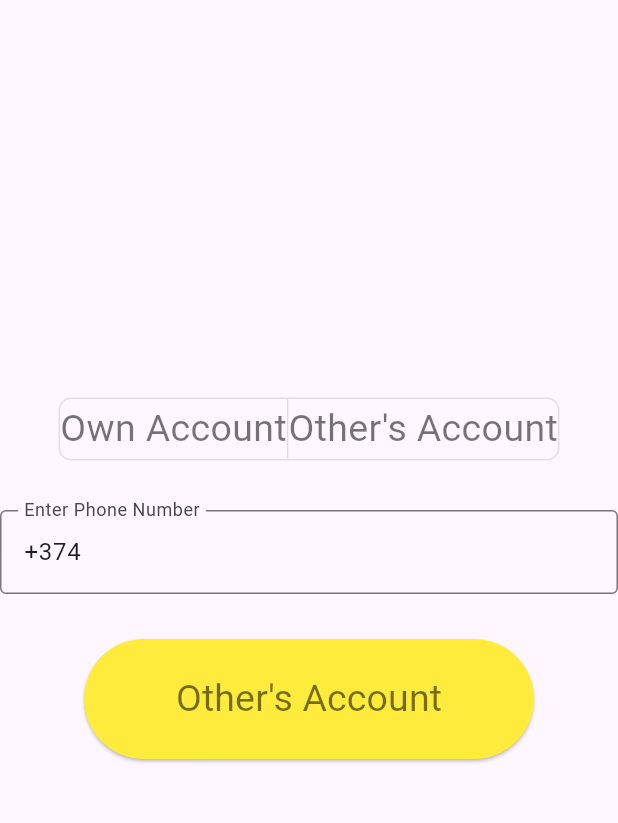
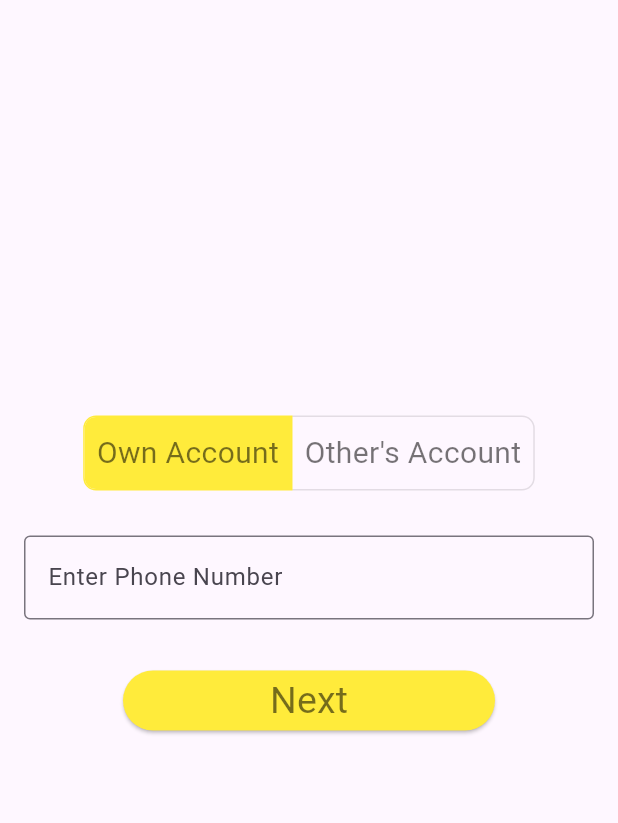
Before and after one commit to 47Goutham/driver_app, a Flutter app: the screen it shows after launch, on a phone screen of 412 x 824 dp, the part 84-907 px from its top. Run offline on Flutter 3.47's test engine with Material 3 defaults, Android fonts, the phone set to English and light mode, and no system bars; our stand-ins replace firebase_auth, firebase_core, flutter_spinkit, pin_code_fields; accounts and stored records are empty.

Commit message:
some updates

```diff
--- a/lib/main.dart
+++ b/lib/main.dart
@@ -3,7 +3,8 @@ import 'package:flutter/material.dart';
 import 'UI/screens/splash_page.dart';
 
 Future<void> main() async {
-  runApp(const MaterialApp(
+  runApp( MaterialApp(
       debugShowCheckedModeBanner: false,
-      home: Material(child: SplashScreen())));
+      //theme: ThemeData(useMaterial3: true),
+      home: const SplashScreen()));
 }
--- a/lib/services/functions.dart
+++ b/lib/services/helper_functions.dart
@@ -2,7 +2,7 @@ import 'package:driver_app/models/user.dart';
 import 'package:driver_app/models/vehicle.dart';
 import 'package:driver_app/services/yandex_api.dart';
 
-class Functions {
+class HelperFunctions {
   final api = YandexApi();
    Future<dynamic> checkPhoneNumberExists (String phone) async {
 
@@ -25,4 +25,11 @@ class Functions {
     return 'Phone number not registered';
   }
 
+ static bool isValidArmenianPhoneNumber(String phoneNumber) {
+    // Regular expression for Armenian phone numbers
+    RegExp armenianPhoneNumberRegExp = RegExp(r'^\+374\d{8}$');
+
+    return armenianPhoneNumberRegExp.hasMatch(phoneNumber);
+  }
+
 }
--- a/lib/ui/screens/home/rr_account_selection_page.dart
+++ b/lib/ui/screens/home/rr_account_selection_page.dart
@@ -1,19 +1,20 @@
 import 'package:driver_app/services/auth.dart';
+import 'package:driver_app/services/helper_functions.dart';
 import 'package:flutter/material.dart';
 
 class AccountSelectionPage extends StatefulWidget {
-  const AccountSelectionPage({super.key});
+  AccountSelectionPage({super.key});
 
   @override
   State<AccountSelectionPage> createState() => _AccountSelectionPageState();
 }
 
 class _AccountSelectionPageState extends State<AccountSelectionPage> {
-
-  final TextEditingController phoneNumberController =  TextEditingController(text: '+374');
+  final TextEditingController phoneNumberController = TextEditingController(text: FirebaseAuthService.currentFirebaseUser()?.phoneNumber);
 
   String? phoneNumberError;
   bool loading = false;
+  List<bool> selected = [true, false];
 
   @override
   Widget build(BuildContext context) {
@@ -28,36 +29,56 @@ class _AccountSelectionPageState extends State<AccountSelectionPage> {
             child: Column(
           mainAxisAlignment: MainAxisAlignment.center,
           children: [
-            ToggleButtons(children: [
-              Text(
+            ToggleButtons(
+              onPressed: loading ? null : (button) {
+                switch (button) {
+                  case 0:
+                    setState(() {
+                      phoneNumberController.text = (FirebaseAuthService.currentFirebaseUser()!.phoneNumber)!;
+                      selected[0] = true;
+                      selected[1] = false;
+                      phoneNumberError = null;
+                    });
+
+                  case 1:
+                    setState(() {
+                      phoneNumberController.text = '+374';
+                      selected[0] = false;
+                      selected[1] = true;
+                      phoneNumberError = null;
+                    });
+                }
+              },
+              direction: Axis.horizontal,
+              isSelected: selected,
+              borderRadius: const BorderRadius.all(Radius.circular(8)),
+              selectedBorderColor: Colors.yellow,
+              selectedColor: Colors.yellow[100],
+              fillColor: Colors.yellow,
+              color: Colors.green,
+              children: const [
+                Padding(
+                  padding: EdgeInsets.all(8.0),
+                  child: Text(
                     'Own Account',
-                style: TextStyle(color: Colors.black54, fontSize: 25, fontWeight: FontWeight.w400),
+                    style: TextStyle(color: Colors.black54, fontSize: 20, fontWeight: FontWeight.w400),
                   ),
-              Text(
+                ),
+                Padding(
+                  padding: EdgeInsets.all(8.0),
+                  child: Text(
                     'Other\'s Account',
-                style: TextStyle(color: Colors.black54, fontSize: 25, fontWeight: FontWeight.w400),
+                    style: TextStyle(color: Colors.black54, fontSize: 20, fontWeight: FontWeight.w400),
+                  ),
                 )
               ],
-                direction: Axis.horizontal,
-                isSelected: [true,false],
-
-              borderRadius: const BorderRadius.all(Radius.circular(8)),
-              selectedBorderColor: Colors.red[700],
-              selectedColor: Colors.white,
-              fillColor: Colors.red[200],
-              color: Colors.red[400],
-              constraints: const BoxConstraints(
-                minHeight: 40.0,
-                minWidth: 80.0,
             ),
-
-
-            ),
-
-            SizedBox(
+            const SizedBox(
               height: 30,
             ),
-            TextFormField(
+            Padding(
+              padding: const EdgeInsets.symmetric(horizontal: 16),
+              child: TextFormField(
                 controller: phoneNumberController,
                 keyboardType: TextInputType.phone,
                 decoration: InputDecoration(
@@ -66,46 +87,53 @@ class _AccountSelectionPageState extends State<AccountSelectionPage> {
                   hintText: 'Enter Phone Number',
                   errorText: phoneNumberError,
                 ),
-              readOnly: loading,
+                readOnly: loading || selected[0],
               ),
-
-            SizedBox(
+            ),
+            const SizedBox(
               height: 30,
             ),
             ElevatedButton(
-                onPressed: () {},
-                style: ButtonStyle(backgroundColor: MaterialStateProperty.all<Color>(Colors.yellow), minimumSize: MaterialStateProperty.all(Size(300, 80))),
-                child: Text('Other\'s Account', style: TextStyle(color: Colors.black54, fontSize: 25, fontWeight: FontWeight.w400))),
+                onPressed: loading
+                    ? null
+                    : () async {
+                        final phoneNumber = phoneNumberController.text.trim();
 
-            // SizedBox(height: 30,),
-            // TextFormField(
-            //   controller: phoneNumberController,
-            //   keyboardType: TextInputType.phone,
-            //   decoration: InputDecoration(
-            //     labelText: 'Enter Phone Number',
-            //     border: const OutlineInputBorder(),
-            //     hintText: 'Enter Phone Number',
-            //     errorText: phoneNumberError,
-            //   ),
-            //   readOnly: loading,
-            // ),
-            // SizedBox(height: 30,),
-            // SizedBox(
-            //     height: 40,
-            //     width: 200,
-            //     child: otpLoading
-            //         ? const Center(
-            //         child: LinearProgressIndicator(
-            //           color: Colors.black,
-            //           backgroundColor: Colors.black26,
-            //         ))
-            //         : (otpError
-            //         ? const Center(
-            //         child: Text(
-            //           'Invalid OTP',
-            //           style: TextStyle(color: Colors.red),
-            //         ))
-            //         : null))
+                        if (phoneNumber.isEmpty || phoneNumber == '+374') {
+                          setState(() {
+                            phoneNumberError = 'Please enter phone number';
+                          });
+                        } else if (!HelperFunctions.isValidArmenianPhoneNumber(phoneNumber)) {
+                          setState(() {
+                            phoneNumberError = 'Invalid Armenian Number';
+                          });
+                        } else if(phoneNumber == FirebaseAuthService.currentFirebaseUser()!.phoneNumber && selected[1] == true  ){
+                          setState(() {
+                            phoneNumberError = 'This is your Own Account number';
+                          });
+                        }else {
+                          setState(() {
+                            phoneNumberError = null;
+                            loading = true;
+                          });
+
+
+
+                        }
+                      },
+                style: ButtonStyle(backgroundColor: MaterialStateProperty.all<Color>(Colors.yellow)),
+                child: SizedBox(
+                  height: 40,
+                  width: 200,
+                  child: Center(
+                    child: loading
+                        ? const LinearProgressIndicator(
+                            color: Colors.black,
+                            backgroundColor: Colors.black26,
+                          )
+                        : const Text('Next', style: TextStyle(color: Colors.black54, fontSize: 25, fontWeight: FontWeight.w400)),
+                  ),
+                )),
           ],
         )));
   }
```
Also changed, not shown: lib/services/yandex_api.dart (+26 -34 lines), lib/ui/screens/authenticate/phone_number_input_page.dart (+3 -7 lines), pubspec.lock. Lines whose indentation alone changed are shown as unchanged.
